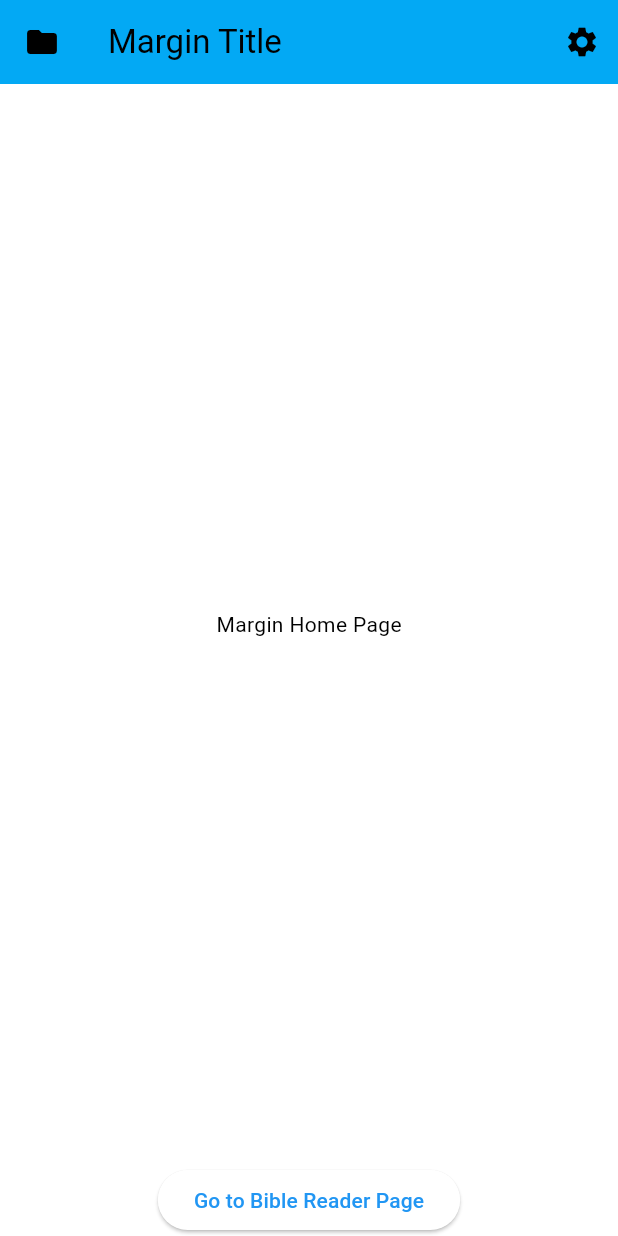
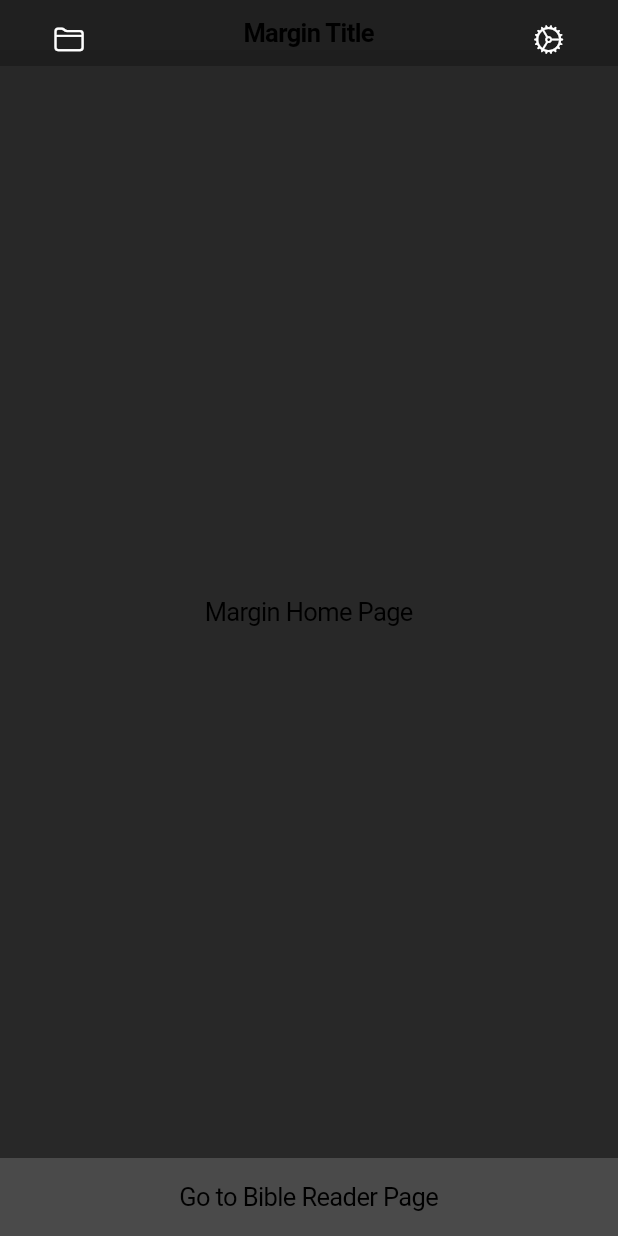
Before and after one commit to BereanBible/BereanBibleFlutter, a Flutter app: the screen it shows after launch, on a phone screen of 412 x 824 dp. Run offline on Flutter 3.47's test engine with Material 3 defaults, Android fonts, the light colour scheme and no system bars; our stand-ins replace responsive_builder.

Commit message:
Converted from material app to cupertino

```diff
--- a/berean_bible_app/lib/main.dart
+++ b/berean_bible_app/lib/main.dart
@@ -1,5 +1,5 @@
 import 'package:berean_bible_app/widgets/navBarWidgets/TopNavBar.dart';
-import 'package:flutter/material.dart';
+import 'package:flutter/cupertino.dart';
 import 'package:provider/provider.dart';
 import 'package:responsive_builder/responsive_builder.dart';
 import 'package:berean_bible_app/pages/BibleReaderPage.dart';
@@ -17,11 +17,13 @@ class MyApp extends StatelessWidget {
   Widget build(BuildContext context) {
     return ChangeNotifierProvider(
       create: (context) => MyAppState(),
-      child: MaterialApp(
+      child: CupertinoApp(
         title: 'Berean Bible App',
-        theme: ThemeData(
-          useMaterial3: true,
-          colorScheme: ColorScheme.fromSwatch().copyWith(secondary: Colors.lightBlue),
+        theme: CupertinoThemeData(
+          primaryColor: CupertinoColors.black,
+          primaryContrastingColor: CupertinoColors.white,
+          barBackgroundColor: CupertinoColors.black,
+          scaffoldBackgroundColor: Color.fromARGB(200, 30, 30, 30),
         ),
         home: MyHomePage(title: 'Berean Bible Home Page'),
       ),
@@ -92,9 +94,9 @@ class _MyHomePageState extends State<MyHomePage> {
 
   @override
   Widget build(BuildContext context) {
-    return Scaffold(
-      appBar: TopNavBar(),
-      body: ResponsiveBuilder(
+    return CupertinoPageScaffold(
+      navigationBar: TopNavBar(),
+      child: ResponsiveBuilder(
         builder: (context, sizingInformation) {
           if (sizingInformation.deviceScreenType != DeviceScreenType.desktop) {
             // Main Mobile View
--- a/berean_bible_app/lib/pages/BibleReaderPage.dart
+++ b/berean_bible_app/lib/pages/BibleReaderPage.dart
@@ -1,4 +1,4 @@
-import 'package:flutter/material.dart';
+import 'package:flutter/cupertino.dart';
 import 'package:provider/provider.dart';
 import 'package:responsive_builder/responsive_builder.dart';
 import 'package:berean_bible_app/classes/BibleReference.dart';
--- a/berean_bible_app/lib/pages/MarginEditorPage.dart
+++ b/berean_bible_app/lib/pages/MarginEditorPage.dart
@@ -1,4 +1,4 @@
-import 'package:flutter/material.dart';
+import 'package:flutter/cupertino.dart';
 import 'package:provider/provider.dart';
 import 'package:responsive_builder/responsive_builder.dart';
 import 'package:berean_bible_app/widgets/marginWidgets/MarginEditorContent.dart';
@@ -21,7 +21,7 @@ class _MarginEditorPageState extends State<MarginEditorPage> {
           Expanded(child: MarginEditorContent()),
           (sizingInformation.deviceScreenType != DeviceScreenType.desktop) ?
             SafeArea(
-              child: ElevatedButton(
+              child: /*DEBUG*/CupertinoButton(
                 onPressed: () {
                   // Accessing MyHomePage state from MyApp state and calling _changePage function
                   if (sizingInformation.deviceScreenType != DeviceScreenType.desktop) {
--- a/berean_bible_app/lib/widgets/marginWidgets/MarginEditorContent.dart
+++ b/berean_bible_app/lib/widgets/marginWidgets/MarginEditorContent.dart
@@ -1,4 +1,4 @@
-import 'package:flutter/material.dart';
+import 'package:flutter/cupertino.dart';
 
 class MarginEditorContent extends StatefulWidget {
   @override
@@ -10,8 +10,8 @@ class _MarginEditorContentState extends State<MarginEditorContent> {
 
   @override
   Widget build(BuildContext context) {
-    return Scaffold(
-      body: Center(
+    return CupertinoPageScaffold(
+      child: Center(
         child: Text('Margin Home Page'),
       ),
     );
--- a/berean_bible_app/lib/widgets/navBarWidgets/BibleReferenceNavigator.dart
+++ b/berean_bible_app/lib/widgets/navBarWidgets/BibleReferenceNavigator.dart
@@ -1,6 +1,6 @@
 import 'package:berean_bible_app/classes/BibleReference.dart';
 import 'package:berean_bible_app/functions/bibleUtilFunctions.dart';
-import 'package:flutter/material.dart';
+import 'package:flutter/cupertino.dart';
 
 class BibleReferenceNavigator extends StatefulWidget {
   final BibleReference reference;
--- a/berean_bible_app/lib/widgets/navBarWidgets/MarginTitle.dart
+++ b/berean_bible_app/lib/widgets/navBarWidgets/MarginTitle.dart
@@ -1,4 +1,4 @@
-import 'package:flutter/material.dart';
+import 'package:flutter/cupertino.dart';
 
 class MarginTitle extends StatefulWidget {
   @override
--- a/berean_bible_app/lib/widgets/navBarWidgets/TopNavBar.dart
+++ b/berean_bible_app/lib/widgets/navBarWidgets/TopNavBar.dart
@@ -1,19 +1,26 @@
 import 'package:berean_bible_app/classes/BibleReference.dart';
 import 'package:berean_bible_app/widgets/navBarWidgets/BibleReferenceNavigator.dart';
 import 'package:berean_bible_app/widgets/navBarWidgets/MarginTitle.dart';
-import 'package:flutter/material.dart';
+import 'package:flutter/cupertino.dart';
 import 'package:provider/provider.dart';
 import 'package:responsive_builder/responsive_builder.dart';
 import 'package:berean_bible_app/main.dart';
 
-class TopNavBar extends StatefulWidget implements PreferredSizeWidget {
-  // TopNavBar({required Key key}) : preferredSize = Size.fromHeight(kToolbarHeight), super(key: key);
+class TopNavBar extends StatefulWidget implements ObstructingPreferredSizeWidget {
+  final String? title;
 
-  @override
-  final Size preferredSize = Size.fromHeight(kToolbarHeight); // default is 56.0
+  const TopNavBar({Key? key, this.title}) : super(key: key);
 
   @override
   _TopNavBarState createState() => _TopNavBarState();
+
+  @override
+  Size get preferredSize => const Size.fromHeight(44.0); // Manually setting height
+
+  @override
+  bool shouldFullyObstruct(BuildContext context) {
+    return true;
+  }
 }
 
 class _TopNavBarState extends State<TopNavBar> {
@@ -26,25 +33,21 @@ class _TopNavBarState extends State<TopNavBar> {
           builder: (context, sizingInformation) {
             if (sizingInformation.deviceScreenType != DeviceScreenType.desktop) {
               // Main Mobile View
-              return AppBar(
-                backgroundColor: Theme.of(context).colorScheme.secondary,
+              return CupertinoNavigationBar(
+                backgroundColor: CupertinoTheme.of(context).barBackgroundColor,
                 leading: LeftButton(),
-                title: TopNavBarTitle(),
-                actions: [
-                  SettingsButton(),
-                ],
+                middle: TopNavBarTitle(),
+                trailing: SettingsButton(),
               );
             } else {
               // Desktop View
-              return AppBar(
-                backgroundColor: Theme.of(context).colorScheme.secondary,
+              return CupertinoNavigationBar(
+                backgroundColor: CupertinoTheme.of(context).barBackgroundColor,
                 leading: MarginFolderButton(),
-                title: Row(
+                middle: Row(
                   children: [MarginTitle(), BibleReferenceNavigatorWrapper()]
                 ),
-                actions: [
-                  SettingsButton(),
-                ],
+                trailing: SettingsButton(),
               );
             }
           },
@@ -64,7 +67,7 @@ class LeftButton extends StatelessWidget {
         return (appState.getPage() == 0) ?
           MarginFolderButton()
           :
-          IconButton(icon: const Icon(Icons.circle), tooltip: 'Nothing', onPressed: () {print("Nothing");});
+          BibleAaButton();
       },
     );
   }
@@ -104,9 +107,11 @@ class BibleReferenceNavigatorWrapper extends StatelessWidget {
 class SettingsButton extends StatelessWidget {
   @override
   Widget build(BuildContext context) {
-    return IconButton(
-      icon: const Icon(Icons.settings),
-      tooltip: 'Settings',
+    return CupertinoButton(
+      child: Icon(
+        CupertinoIcons.settings,
+        color: CupertinoTheme.of(context).primaryContrastingColor
+      ),
       onPressed: () {
         print("Hi");
       },
@@ -114,17 +119,32 @@ class SettingsButton extends StatelessWidget {
   }
 }
 
-
-
 class MarginFolderButton extends StatelessWidget {
   @override
   Widget build(BuildContext context) {
-    return IconButton(
-      icon: const Icon(Icons.folder),
-      tooltip: 'Open Margin',
+    return CupertinoButton(
+      child: Icon(
+        CupertinoIcons.folder,
+        color: CupertinoTheme.of(context).primaryContrastingColor,
+      ),
       onPressed: () {
         print("MarginFolderPressed");
       },
     );
   }
 }
+
+class BibleAaButton extends StatelessWidget {
+  @override
+  Widget build(BuildContext context) {
+    return CupertinoButton(
+      child: Icon(
+        CupertinoIcons.textformat_abc,
+        color: CupertinoTheme.of(context).primaryContrastingColor,
+      ),
+      onPressed: () {
+        print("BibleAaButton pressed");
+      },
+    );
+  }
+}
```
Also changed, not shown: berean_bible_app/lib/widgets/bibleReaderWidgets/BibleBottomNavBar.dart (+17 -10 lines), berean_bible_app/lib/widgets/bibleReaderWidgets/BibleReaderContent.dart (+4 -4 lines). Lines whose indentation alone changed are shown as unchanged.
